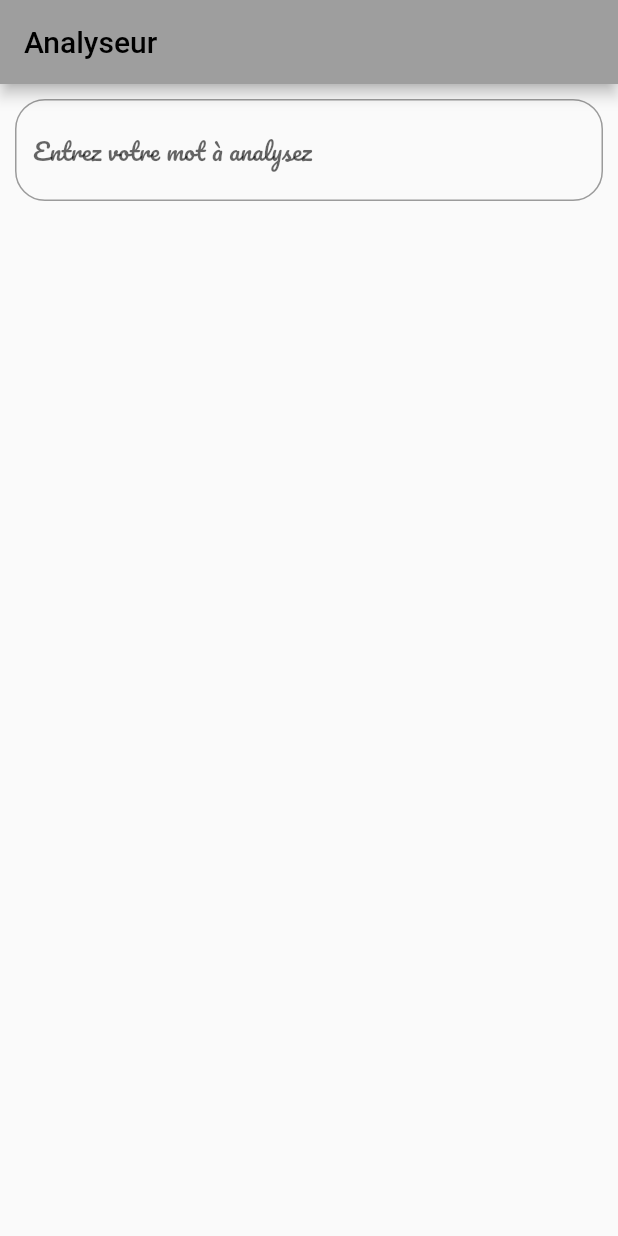
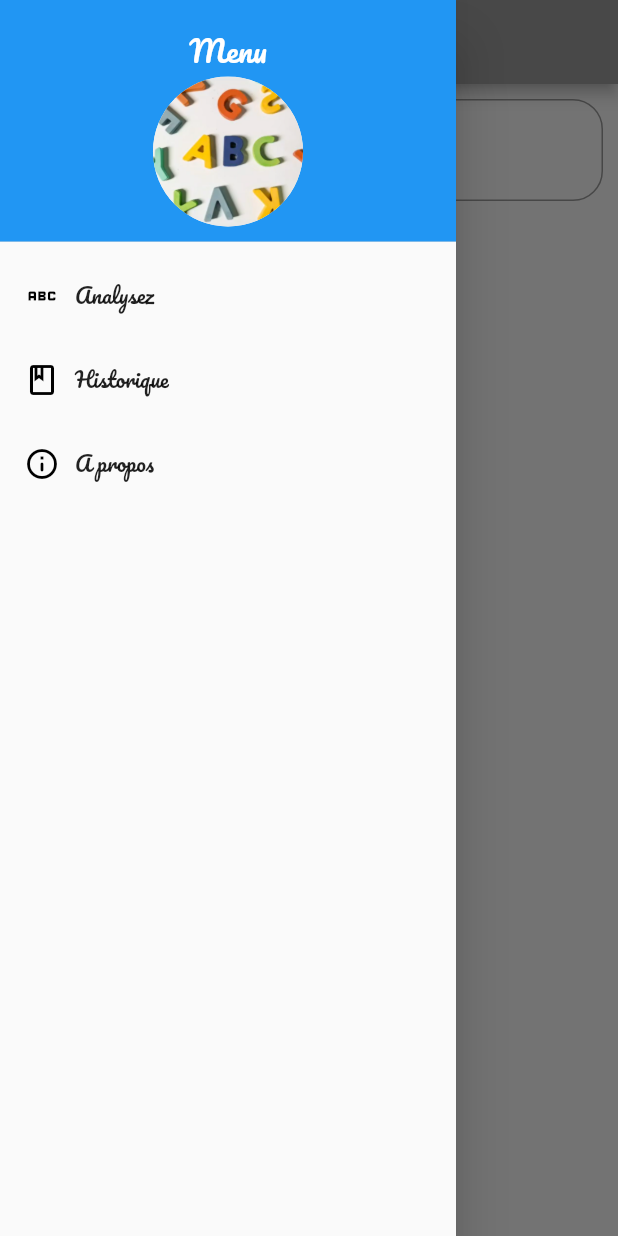
Before and after one commit to Megios/Analyseur_live_flutter, a Flutter app: the screen it shows after launch, with the side drawer open (before the commit the screen has no drawer), on a phone screen of 412 x 824 dp. Run offline on Flutter 3.47's test engine with Material 2 defaults, Android fonts, the phone set to English and light mode, and no system bars.

Commit message:
Ajout du menu

```diff
--- a/lib/homepage.dart
+++ b/lib/homepage.dart
@@ -16,6 +16,79 @@ class _HomePageState extends State<HomePage> {
   @override
   Widget build(BuildContext context) {
     return Scaffold(
+        //drawer : va permettre de mettre un menu dans l'application
+        drawer: Drawer(
+          child: ListView(
+            children: [
+              DrawerHeader(
+                  decoration: const BoxDecoration(color: Colors.blue),
+                  child: Column(
+                    children: const [
+                      Text("Menu",
+                          style: TextStyle(
+                              fontFamily: "Pacifico",
+                              fontSize: 20,
+                              color: Colors.white)),
+                      SizedBox(
+                        height: 100,
+                        width: 100,
+                        child: CircleAvatar(
+                            backgroundImage: AssetImage("images/abc.png")),
+                      )
+                    ],
+                  )),
+              // On définit une tuile qui va être un onglet du menu
+              ListTile(
+                title: Row(
+                  children: const [
+                    Icon(
+                      Icons.abc_outlined,
+                      color: Colors.black,
+                    ),
+                    Padding(
+                      padding: EdgeInsets.only(left: 10),
+                      child: Text(
+                        "Analysez",
+                        style: TextStyle(fontFamily: "Pacifico"),
+                      ),
+                    ),
+                  ],
+                ),
+              ),
+              ListTile(
+                title: Row(
+                  children: const [
+                    Icon(Icons.book_outlined, color: Colors.black),
+                    Padding(
+                      padding: EdgeInsets.only(left: 10),
+                      child: Text(
+                        "Historique",
+                        style: TextStyle(fontFamily: "Pacifico"),
+                      ),
+                    ),
+                  ],
+                ),
+              ),
+              ListTile(
+                title: Row(
+                  children: const [
+                    Icon(
+                      Icons.info_outline_rounded,
+                      color: Colors.black,
+                    ),
+                    Padding(
+                      padding: EdgeInsets.only(left: 10),
+                      child: Text(
+                        "A propos",
+                        style: TextStyle(fontFamily: "Pacifico"),
+                      ),
+                    ),
+                  ],
+                ),
+              )
+            ],
+          ),
+        ),
         appBar: AppBar(
           title: const Text("Analyseur"),
         ),
--- a/pubspec.yaml
+++ b/pubspec.yaml
@@ -24,5 +24,5 @@ flutter:
       fonts:
         - asset: fonts/Pacifico.ttf
   # section ou on indique a flutter ou trouver nos images
-  # assets:
-  #   - images/
+  assets:
+    - images/abc.png
```
Also changed, not shown: images/abc.png (added).
